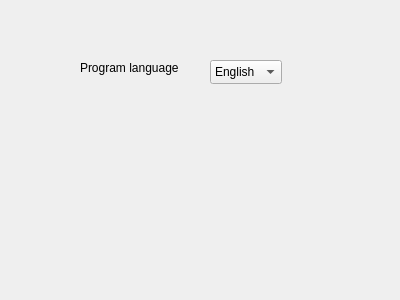
This is settingswindow.ui in greno4ka/Rainbow as Qt 5 draws it before an edit. The edited form follows.
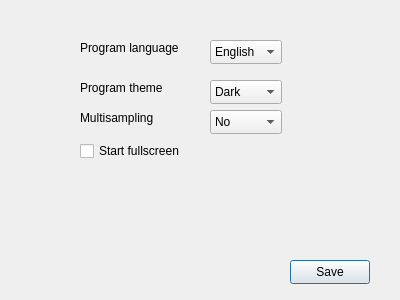
This is the edited form.

Commit message: Initial add of some features in settings window

```diff
--- a/settingswindow.ui
+++ b/settingswindow.ui
@@ -17,7 +17,7 @@
    <property name="geometry">
     <rect>
      <x>210</x>
-     <y>60</y>
+     <y>40</y>
      <width>72</width>
      <height>24</height>
     </rect>
@@ -42,7 +42,7 @@
    <property name="geometry">
     <rect>
      <x>80</x>
-     <y>60</y>
+     <y>40</y>
      <width>98</width>
      <height>16</height>
     </rect>
@@ -51,6 +51,108 @@
     <string>Program language</string>
    </property>
   </widget>
+  <widget class="QPushButton" name="pushButton">
+   <property name="geometry">
+    <rect>
+     <x>290</x>
+     <y>260</y>
+     <width>80</width>
+     <height>24</height>
+    </rect>
+   </property>
+   <property name="text">
+    <string>Save</string>
+   </property>
+  </widget>
+  <widget class="QCheckBox" name="checkBox">
+   <property name="geometry">
+    <rect>
+     <x>80</x>
+     <y>140</y>
+     <width>141</width>
+     <height>22</height>
+    </rect>
+   </property>
+   <property name="text">
+    <string>Start fullscreen</string>
+   </property>
+  </widget>
+  <widget class="QComboBox" name="comboBox_2">
+   <property name="geometry">
+    <rect>
+     <x>210</x>
+     <y>80</y>
+     <width>72</width>
+     <height>24</height>
+    </rect>
+   </property>
+   <item>
+    <property name="text">
+     <string>Dark</string>
+    </property>
+   </item>
+   <item>
+    <property name="text">
+     <string>Light</string>
+    </property>
+   </item>
+  </widget>
+  <widget class="QLabel" name="label_2">
+   <property name="geometry">
+    <rect>
+     <x>80</x>
+     <y>80</y>
+     <width>98</width>
+     <height>16</height>
+    </rect>
+   </property>
+   <property name="text">
+    <string>Program theme</string>
+   </property>
+  </widget>
+  <widget class="QLabel" name="label_3">
+   <property name="geometry">
+    <rect>
+     <x>80</x>
+     <y>110</y>
+     <width>98</width>
+     <height>16</height>
+    </rect>
+   </property>
+   <property name="text">
+    <string>Multisampling</string>
+   </property>
+  </widget>
+  <widget class="QComboBox" name="comboBox_3">
+   <property name="geometry">
+    <rect>
+     <x>210</x>
+     <y>110</y>
+     <width>72</width>
+     <height>24</height>
+    </rect>
+   </property>
+   <item>
+    <property name="text">
+     <string>No</string>
+    </property>
+   </item>
+   <item>
+    <property name="text">
+     <string>MSAA 2x</string>
+    </property>
+   </item>
+   <item>
+    <property name="text">
+     <string>MSAA 4x</string>
+    </property>
+   </item>
+   <item>
+    <property name="text">
+     <string>MSAA 8x</string>
+    </property>
+   </item>
+  </widget>
  </widget>
  <resources/>
  <connections/>
```
